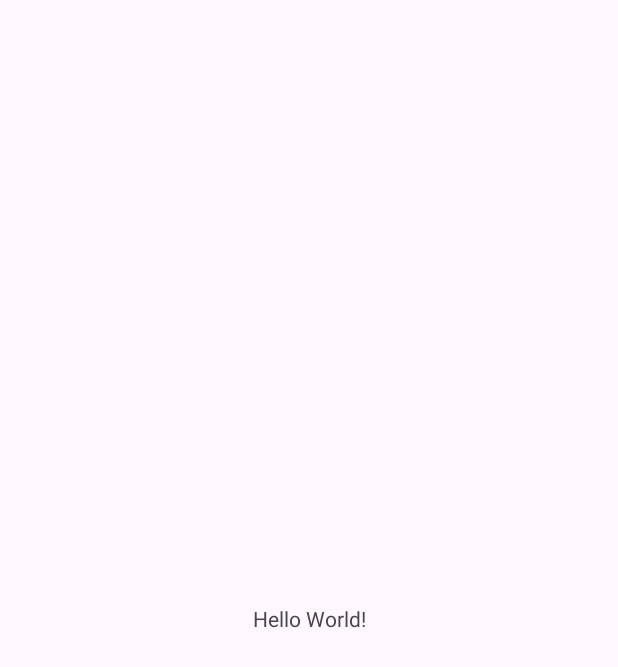
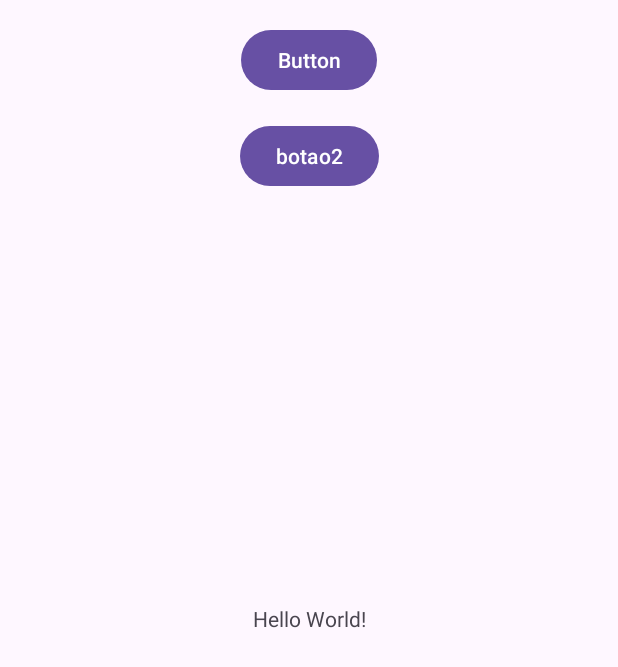
Before and after one commit to tiefz/Bora, an Android app: the screen it shows after launch (MainActivity), on a phone screen of 412 x 824 dp. Before the commit the part shown is almost empty. Shown: the top 667 px of the screen. Run offline under Robolectric (Android 15) with nearby library versions, the phone set to English and light mode, and no system bars.

Commit message:
Teste com botões no xml

```diff
--- a/app/src/main/res/layout/activity_main.xml
+++ b/app/src/main/res/layout/activity_main.xml
@@ -15,4 +15,24 @@
         app:layout_constraintStart_toStartOf="parent"
         app:layout_constraintTop_toTopOf="parent" />
 
+    <Button
+        android:id="@+id/bt_botao1"
+        android:layout_width="wrap_content"
+        android:layout_height="wrap_content"
+        android:layout_marginTop="16dp"
+        android:text="Button"
+        app:layout_constraintEnd_toEndOf="parent"
+        app:layout_constraintStart_toStartOf="parent"
+        app:layout_constraintTop_toTopOf="parent" />
+
+    <Button
+        android:id="@+id/bt_botao2"
+        android:layout_width="wrap_content"
+        android:layout_height="wrap_content"
+        android:layout_marginTop="16dp"
+        android:text="botao2"
+        app:layout_constraintEnd_toEndOf="parent"
+        app:layout_constraintStart_toStartOf="parent"
+        app:layout_constraintTop_toBottomOf="@id/bt_botao1" />
+
 </androidx.constraintlayout.widget.ConstraintLayout>
```
